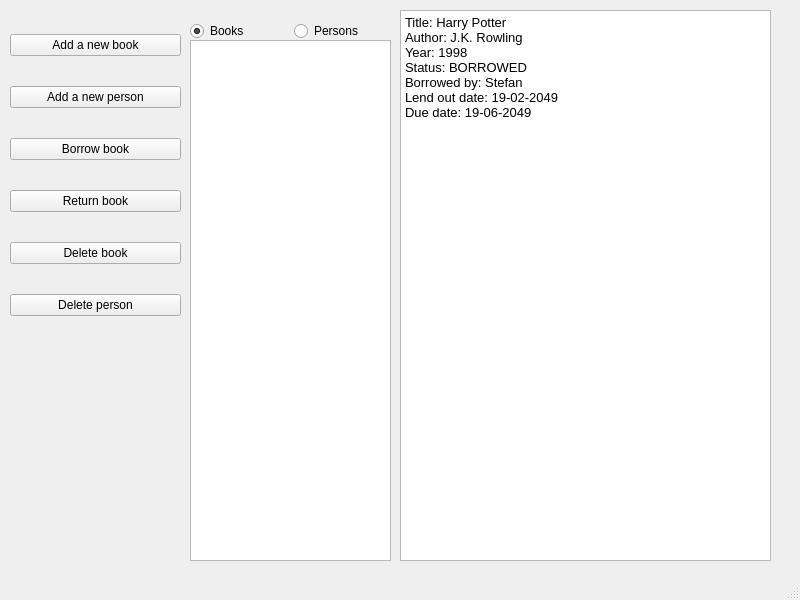
First picture: the form in Semestr 6/GUI/QTApps/BookStore/bookstore.ui, repository MrDeun/studia, before the edit.
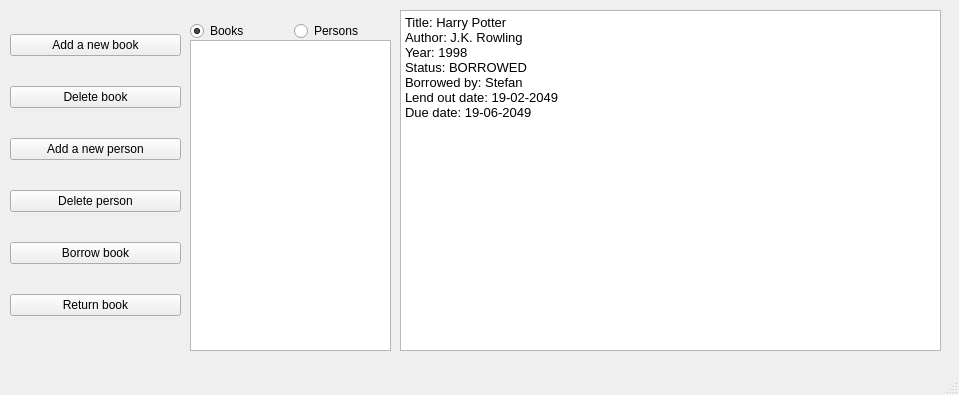
Second picture: the form after the edit.

Diff of the .ui file:
```diff
--- a/Semestr 6/GUI/QTApps/BookStore/bookstore.ui
+++ b/Semestr 6/GUI/QTApps/BookStore/bookstore.ui
@@ -6,8 +6,8 @@
    <rect>
     <x>0</x>
     <y>0</y>
-    <width>800</width>
-    <height>600</height>
+    <width>959</width>
+    <height>395</height>
    </rect>
   </property>
   <property name="windowTitle">
@@ -31,6 +31,13 @@
        </property>
       </widget>
      </item>
+     <item>
+      <widget class="QPushButton" name="pushButton_3">
+       <property name="text">
+        <string>Delete book</string>
+       </property>
+      </widget>
+     </item>
      <item>
       <widget class="QPushButton" name="pushButton_6">
        <property name="text">
@@ -38,6 +45,13 @@
        </property>
       </widget>
      </item>
+     <item>
+      <widget class="QPushButton" name="pushButton_7">
+       <property name="text">
+        <string>Delete person</string>
+       </property>
+      </widget>
+     </item>
      <item>
       <widget class="QPushButton" name="pushButton_5">
        <property name="text">
@@ -52,20 +66,6 @@
        </property>
       </widget>
      </item>
-     <item>
-      <widget class="QPushButton" name="pushButton_3">
-       <property name="text">
-        <string>Delete book</string>
-       </property>
-      </widget>
-     </item>
-     <item>
-      <widget class="QPushButton" name="pushButton_7">
-       <property name="text">
-        <string>Delete person</string>
-       </property>
-      </widget>
-     </item>
     </layout>
    </widget>
    <widget class="QListWidget" name="listWidget">
@@ -74,7 +74,7 @@
       <x>190</x>
       <y>40</y>
       <width>201</width>
-      <height>521</height>
+      <height>311</height>
      </rect>
     </property>
    </widget>
@@ -83,8 +83,8 @@
      <rect>
       <x>400</x>
       <y>10</y>
-      <width>371</width>
-      <height>551</height>
+      <width>541</width>
+      <height>341</height>
      </rect>
     </property>
     <property name="readOnly">
```
Left out of the diff: 18 changed lines with no effect on the pictures.
